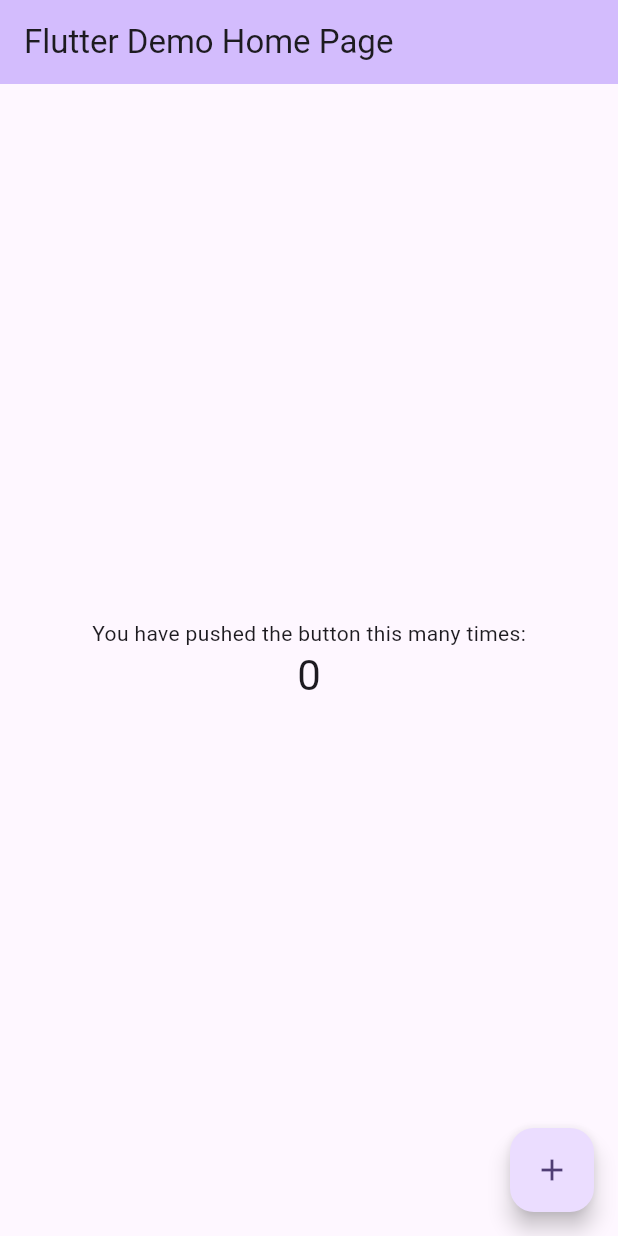
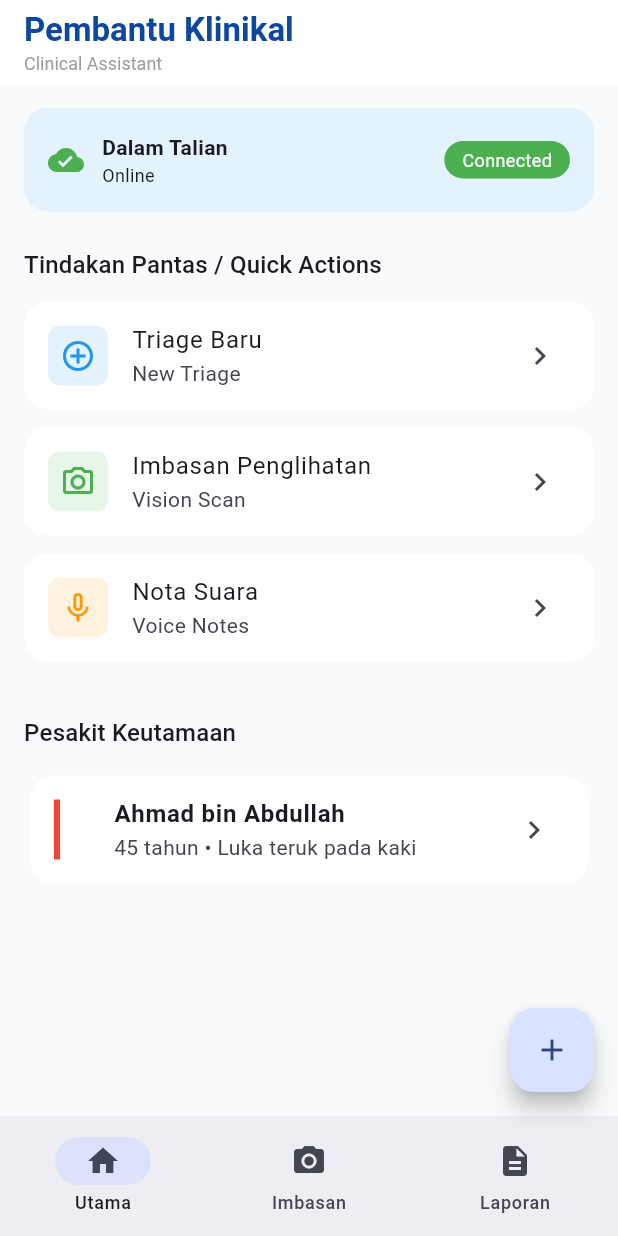
Before and after one commit to Kearskill/kitahackLah, a Flutter app: the screen it shows after launch, on a phone screen of 412 x 824 dp. Run offline on Flutter 3.47's test engine with Material 3 defaults, Android fonts, the phone set to English and light mode, and no system bars.

Commit message:
Something done

```diff
--- a/lib/app/app.dart
+++ b/lib/app/app.dart
@@ -0,0 +1,18 @@
+import 'package:kitahack_app/app/app.dart';
+import 'package:flutter/material.dart';
+import 'theme/app_theme.dart';
+import '../features/home/home_page.dart';
+
+class MyApp extends StatelessWidget {
+  const MyApp({super.key});
+
+  @override
+  Widget build(BuildContext context) {
+    return MaterialApp(
+      title: 'Clinical Assistant',
+      debugShowCheckedModeBanner: false, // Removes the red "Debug" corner ribbon
+      theme: AppTheme.lightTheme,       // Uses the theme we created earlier
+      home: const HomePage(),           // Starts the app on your dashboard
+    );
+  }
+}
--- a/lib/app/theme/app_theme.dart
+++ b/lib/app/theme/app_theme.dart
@@ -0,0 +1,16 @@
+import 'package:flutter/material.dart';
+
+class AppTheme {
+  static ThemeData get lightTheme {
+    return ThemeData(
+      useMaterial3: true,
+      colorSchemeSeed: const Color(0xFF0D47A1), // Blue from your screenshot
+      scaffoldBackgroundColor: const Color(0xFFF8FAFC),
+      cardTheme: CardThemeData( // CardTheme is incorrect
+        elevation: 0,
+        shape: RoundedRectangleBorder(borderRadius: BorderRadius.circular(16)),
+        color: Colors.white,
+      ),
+    );
+  }
+}
--- a/lib/features/home/home_page.dart
+++ b/lib/features/home/home_page.dart
@@ -0,0 +1,12 @@
+import 'package:flutter/material.dart';
+import 'home_view.dart';
+
+class HomePage extends StatelessWidget {
+  const HomePage({super.key});
+
+  @override
+  Widget build(BuildContext context) {
+    // core features here later
+    return const HomeView();
+  }
+}
--- a/lib/features/home/home_view.dart
+++ b/lib/features/home/home_view.dart
@@ -0,0 +1,117 @@
+import 'package:flutter/material.dart';
+
+class HomeView extends StatelessWidget {
+  const HomeView({super.key});
+
+  @override
+  Widget build(BuildContext context) {
+    return Scaffold(
+      appBar: AppBar(
+        title: const Column(
+          crossAxisAlignment: CrossAxisAlignment.start,
+          children: [
+            Text("Pembantu Klinikal", style: TextStyle(fontWeight: FontWeight.bold, color: Color(0xFF0D47A1))),
+            Text("Clinical Assistant", style: TextStyle(fontSize: 12, color: Colors.grey)),
+          ],
+        ),
+        backgroundColor: Colors.white,
+        elevation: 0,
+      ),
+      body: SingleChildScrollView(
+        padding: const EdgeInsets.all(16.0),
+        child: Column(
+          crossAxisAlignment: CrossAxisAlignment.start,
+          children: [
+            // Status Card
+            _buildStatusCard(),
+            const SizedBox(height: 24),
+
+            Text("Tindakan Pantas / Quick Actions", style: Theme.of(context).textTheme.titleMedium),
+            const SizedBox(height: 12),
+
+            // Quick Action Buttons
+            _buildActionCard(Icons.add_circle_outline, "Triage Baru", "New Triage", Colors.blue.shade50, Colors.blue),
+            _buildActionCard(Icons.camera_alt_outlined, "Imbasan Penglihatan", "Vision Scan", Colors.green.shade50, Colors.green),
+            _buildActionCard(Icons.mic_none, "Nota Suara", "Voice Notes", Colors.orange.shade50, Colors.orange),
+
+            const SizedBox(height: 24),
+            Text("Pesakit Keutamaan", style: Theme.of(context).textTheme.titleMedium),
+            const SizedBox(height: 12),
+
+            // Patient List Item
+            _buildPatientCard("Ahmad bin Abdullah", "Red", "45 tahun • Luka teruk pada kaki"),
+          ],
+        ),
+      ),
+      bottomNavigationBar: NavigationBar(
+        destinations: const [
+          NavigationDestination(icon: Icon(Icons.home), label: 'Utama'),
+          NavigationDestination(icon: Icon(Icons.camera_alt), label: 'Imbasan'),
+          NavigationDestination(icon: Icon(Icons.description), label: 'Laporan'),
+        ],
+      ),
+      floatingActionButton: FloatingActionButton(
+        onPressed: () {}, // This would trigger your AI/Gemini assistant
+        child: const Icon(Icons.add),
+      ),
+    );
+  }
+
+  Widget _buildStatusCard() {
+    return Container(
+      padding: const EdgeInsets.all(16),
+      decoration: BoxDecoration(
+        color: const Color(0xFFE3F2FD),
+        borderRadius: BorderRadius.circular(16),
+      ),
+      child: Row(
+        children: [
+          const Icon(Icons.cloud_done, color: Colors.green),
+          const SizedBox(width: 12),
+          const Expanded(
+            child: Column(
+              crossAxisAlignment: CrossAxisAlignment.start,
+              children: [
+                Text("Dalam Talian", style: TextStyle(fontWeight: FontWeight.bold)),
+                Text("Online", style: TextStyle(fontSize: 12)),
+              ],
+            ),
+          ),
+          Container(
+            padding: const EdgeInsets.symmetric(horizontal: 12, vertical: 4),
+            decoration: BoxDecoration(color: Colors.green, borderRadius: BorderRadius.circular(20)),
+            child: const Text("Connected", style: TextStyle(color: Colors.white, fontSize: 12)),
+          )
+        ],
+      ),
+    );
+  }
+
+  Widget _buildActionCard(IconData icon, String title, String subtitle, Color bgColor, Color iconColor) {
+    return Card(
+      margin: const EdgeInsets.only(bottom: 12),
+      child: ListTile(
+        leading: Container(
+          padding: const EdgeInsets.all(8),
+          decoration: BoxDecoration(color: bgColor, borderRadius: BorderRadius.circular(8)),
+          child: Icon(icon, color: iconColor),
+        ),
+        title: Text(title),
+        subtitle: Text(subtitle),
+        trailing: const Icon(Icons.chevron_right),
+        onTap: () {}, // Navigate to feature here
+      ),
+    );
+  }
+
+  Widget _buildPatientCard(String name, String priority, String desc) {
+    return Card(
+      child: ListTile(
+        leading: Container(width: 4, color: Colors.red, height: 40),
+        title: Text(name, style: const TextStyle(fontWeight: FontWeight.bold)),
+        subtitle: Text(desc),
+        trailing: const Icon(Icons.chevron_right),
+      ),
+    );
+  }
+}
--- a/lib/main.dart
+++ b/lib/main.dart
@@ -1,122 +1,9 @@
 import 'package:flutter/material.dart';
+// import 'app/app.dart';
+import 'package:kitahack_app/app/app.dart';
 
+// ok ni entry point, dia run MyApp
 void main() {
+  WidgetsFlutterBinding.ensureInitialized();
   runApp(const MyApp());
 }
-
-class MyApp extends StatelessWidget {
-  const MyApp({super.key});
-
-  // This widget is the root of your application.
-  @override
-  Widget build(BuildContext context) {
-    return MaterialApp(
-      title: 'Flutter Demo',
-      theme: ThemeData(
-        // This is the theme of your application.
-        //
-        // TRY THIS: Try running your application with "flutter run". You'll see
-        // the application has a purple toolbar. Then, without quitting the app,
-        // try changing the seedColor in the colorScheme below to Colors.green
-        // and then invoke "hot reload" (save your changes or press the "hot
-        // reload" button in a Flutter-supported IDE, or press "r" if you used
-        // the command line to start the app).
-        //
-        // Notice that the counter didn't reset back to zero; the application
-        // state is not lost during the reload. To reset the state, use hot
-        // restart instead.
-        //
-        // This works for code too, not just values: Most code changes can be
-        // tested with just a hot reload.
-        colorScheme: .fromSeed(seedColor: Colors.deepPurple),
-      ),
-      home: const MyHomePage(title: 'Flutter Demo Home Page'),
-    );
-  }
-}
-
-class MyHomePage extends StatefulWidget {
-  const MyHomePage({super.key, required this.title});
-
-  // This widget is the home page of your application. It is stateful, meaning
-  // that it has a State object (defined below) that contains fields that affect
-  // how it looks.
-
-  // This class is the configuration for the state. It holds the values (in this
-  // case the title) provided by the parent (in this case the App widget) and
-  // used by the build method of the State. Fields in a Widget subclass are
-  // always marked "final".
-
-  final String title;
-
-  @override
-  State<MyHomePage> createState() => _MyHomePageState();
-}
-
-class _MyHomePageState extends State<MyHomePage> {
-  int _counter = 0;
-
-  void _incrementCounter() {
-    setState(() {
-      // This call to setState tells the Flutter framework that something has
-      // changed in this State, which causes it to rerun the build method below
-      // so that the display can reflect the updated values. If we changed
-      // _counter without calling setState(), then the build method would not be
-      // called again, and so nothing would appear to happen.
-      _counter++;
-    });
-  }
-
-  @override
-  Widget build(BuildContext context) {
-    // This method is rerun every time setState is called, for instance as done
-    // by the _incrementCounter method above.
-    //
-    // The Flutter framework has been optimized to make rerunning build methods
-    // fast, so that you can just rebuild anything that needs updating rather
-    // than having to individually change instances of widgets.
-    return Scaffold(
-      appBar: AppBar(
-        // TRY THIS: Try changing the color here to a specific color (to
-        // Colors.amber, perhaps?) and trigger a hot reload to see the AppBar
-        // change color while the other colors stay the same.
-        backgroundColor: Theme.of(context).colorScheme.inversePrimary,
-        // Here we take the value from the MyHomePage object that was created by
-        // the App.build method, and use it to set our appbar title.
-        title: Text(widget.title),
-      ),
-      body: Center(
-        // Center is a layout widget. It takes a single child and positions it
-        // in the middle of the parent.
-        child: Column(
-          // Column is also a layout widget. It takes a list of children and
-          // arranges them vertically. By default, it sizes itself to fit its
-          // children horizontally, and tries to be as tall as its parent.
-          //
-          // Column has various properties to control how it sizes itself and
-          // how it positions its children. Here we use mainAxisAlignment to
-          // center the children vertically; the main axis here is the vertical
-          // axis because Columns are vertical (the cross axis would be
-          // horizontal).
-          //
-          // TRY THIS: Invoke "debug painting" (choose the "Toggle Debug Paint"
-          // action in the IDE, or press "p" in the console), to see the
-          // wireframe for each widget.
-          mainAxisAlignment: .center,
-          children: [
-            const Text('You have pushed the button this many times:'),
-            Text(
-              '$_counter',
-              style: Theme.of(context).textTheme.headlineMedium,
-            ),
-          ],
-        ),
-      ),
-      floatingActionButton: FloatingActionButton(
-        onPressed: _incrementCounter,
-        tooltip: 'Increment',
-        child: const Icon(Icons.add),
-      ),
-    );
-  }
-}
```
Also changed, not shown: lib/core/services/firebase_service.dart (added), lib/core/services/gemini_service.dart (added), lib/core/services/vision_service.dart (added), 1 other file.
